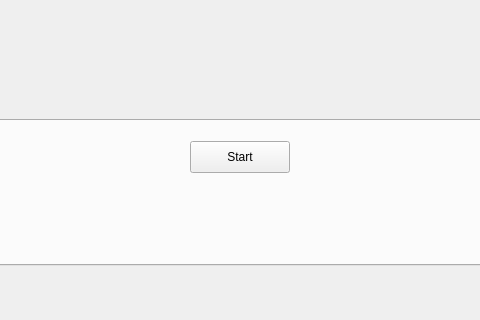
The window that mainwindow.ui (theadambyrne/Toast) describes before a commit, drawn with Qt 5; both pictures show x 332 to 812 and y 305 to 625 of the 1142 by 625 pixel window.
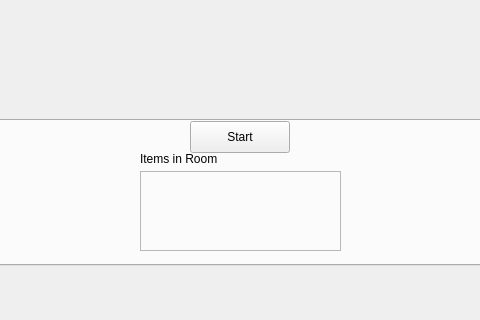
The same window after the commit.

Diff of the .ui file:
```diff
--- a/mainwindow.ui
+++ b/mainwindow.ui
@@ -172,7 +172,7 @@
       <property name="geometry">
        <rect>
         <x>500</x>
-        <y>20</y>
+        <y>0</y>
         <width>100</width>
         <height>32</height>
        </rect>
@@ -210,6 +210,35 @@
        <string>Inventory</string>
       </property>
      </widget>
+     <widget class="QFrame" name="roomItemsFrame">
+      <property name="geometry">
+       <rect>
+        <x>450</x>
+        <y>50</y>
+        <width>201</width>
+        <height>80</height>
+       </rect>
+      </property>
+      <property name="frameShape">
+       <enum>QFrame::StyledPanel</enum>
+      </property>
+      <property name="frameShadow">
+       <enum>QFrame::Raised</enum>
+      </property>
+     </widget>
+     <widget class="QLabel" name="roomItemsFrameLabel">
+      <property name="geometry">
+       <rect>
+        <x>450</x>
+        <y>30</y>
+        <width>91</width>
+        <height>16</height>
+       </rect>
+      </property>
+      <property name="text">
+       <string>Items in Room</string>
+      </property>
+     </widget>
     </widget>
    </widget>
    <widget class="QProgressBar" name="progressBar">
```
Left out of the diff: 2 changed lines with no effect on the pictures.
